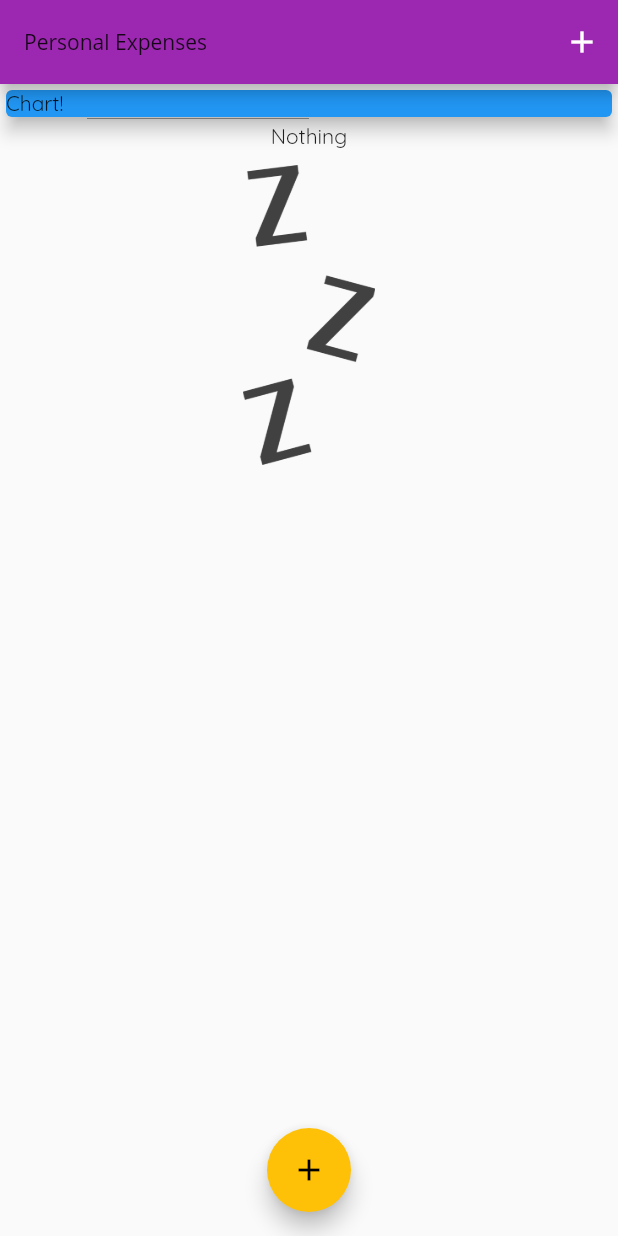
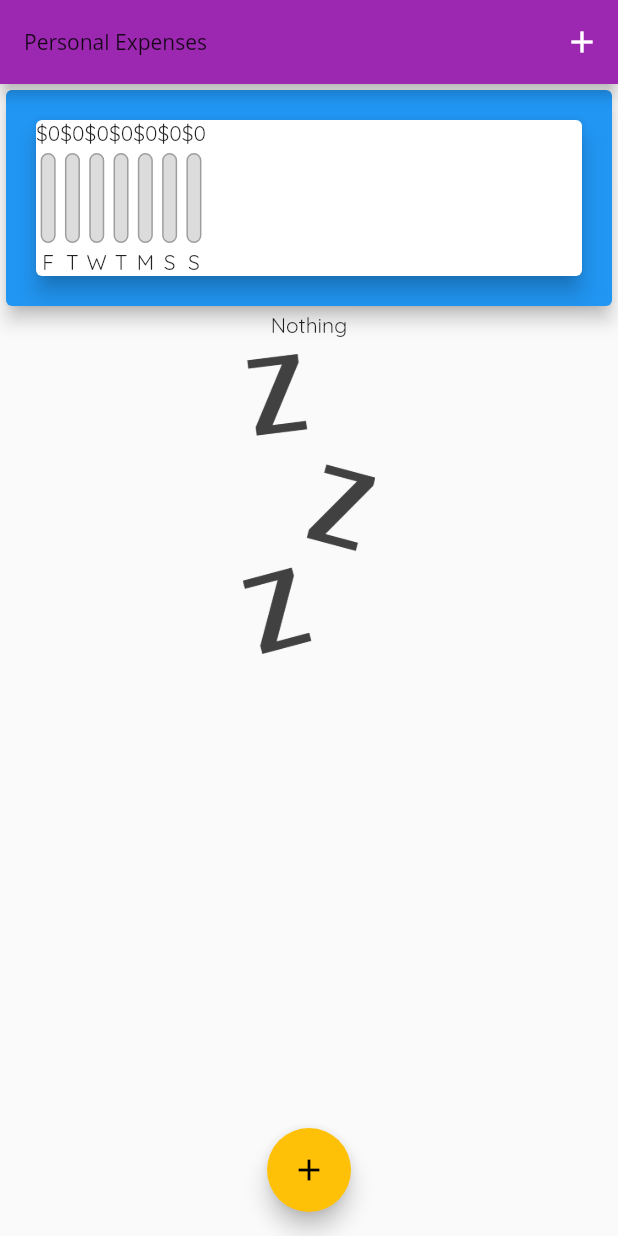
Before and after one commit to dksalsgus/flutter_planning, a Flutter app: the screen it shows after launch, on a phone screen of 412 x 824 dp. Run offline on Flutter 3.47's test engine with Material 2 defaults, Android fonts, the phone set to English and light mode, and no system bars; Roboto replaces fonts that are missing (Open Sans).

Commit message:
chartbar create

```diff
--- a/lib/main.dart
+++ b/lib/main.dart
@@ -1,4 +1,5 @@
 import 'package:flutter/material.dart';
+import 'package:flutter_planning/widgets/chart.dart';
 import 'package:flutter_planning/widgets/new_transaction.dart';
 import 'package:flutter_planning/widgets/transaction_list.dart';
 
@@ -36,6 +37,12 @@ class _MyHomePageState extends State<MyHomePage> {
     //     amount: 16.63,
     //     date: DateTime.now())
   ];
+
+  List<Transaction> get _recentTransactions {
+    return transactions.where((tx) {
+      return tx.date.isAfter(DateTime.now().subtract(Duration(days: 7)));
+    }).toList();
+  }
 
   void _addNewTransaction(String txTitle, double txAmount) {
     final newTx = Transaction(
@@ -86,7 +93,7 @@ class _MyHomePageState extends State<MyHomePage> {
               width: double.infinity,
               child: Card(
                 color: Colors.blue,
-                child: Text('Chart!'),
+                child: Chart(_recentTransactions),
                 elevation: 5, // 그림자 (고도) 설정
               ),
             ),
--- /dev/null
+++ b/lib/widgets/chart.dart
@@ -0,0 +1,54 @@
+import 'dart:isolate';
+
+import 'package:flutter/material.dart';
+import 'package:flutter_planning/models/transaction.dart';
+import 'package:flutter_planning/widgets/chart_bar.dart';
+import 'package:intl/intl.dart';
+
+class Chart extends StatelessWidget {
+  final List<Transaction> recentTransactions;
+
+  Chart(this.recentTransactions);
+  /**
+   * getter
+   */
+  List<Map<String, Object>> get groupedTransactionValues {
+    return List.generate(7, (index) {
+      final weekDay = DateTime.now().subtract(Duration(days: index));
+      double totalSum = 0.0;
+      for (var i = 0; i < recentTransactions.length; i++) {
+        if (recentTransactions[i].date.day == weekDay.day &&
+            recentTransactions[i].date.month == weekDay.month &&
+            recentTransactions[i].date.year == weekDay.year) {
+          totalSum += recentTransactions[i].amount;
+        }
+      }
+      return {
+        'day': DateFormat.E().format(weekDay).substring(0, 1),
+        'amount': totalSum.toStringAsFixed(2)
+      };
+    });
+  }
+
+  double get totalSpending {
+    return groupedTransactionValues.fold(0.0, (sum, item) {
+      return sum + (double.parse(item['amount'].toString()));
+    });
+  }
+
+  @override
+  Widget build(BuildContext context) {
+    return Card(
+      elevation: 6,
+      margin: EdgeInsets.all(20),
+      child: Row(
+        children: groupedTransactionValues.map((data) {
+          return ChartBar(
+              (data['day'] as String),
+              double.parse(data['amount'].toString()),
+              (double.parse(data['amount'].toString())) / totalSpending);
+        }).toList(),
+      ),
+    );
+  }
+}
--- /dev/null
+++ b/lib/widgets/chart_bar.dart
@@ -0,0 +1,45 @@
+import 'package:flutter/material.dart';
+
+class ChartBar extends StatelessWidget {
+  final String label;
+  final double spendingAmount;
+  final double spendingPctOfTotal;
+
+  ChartBar(this.label, this.spendingAmount, this.spendingPctOfTotal);
+  @override
+  Widget build(BuildContext context) {
+    return Column(
+      children: [
+        Text('\$${spendingAmount.toStringAsFixed(0)}'),
+        SizedBox(
+          height: 4,
+        ),
+        Container(
+            height: 60,
+            width: 10,
+            child: Stack(
+              children: [
+                Container(
+                  decoration: BoxDecoration(
+                      borderRadius: BorderRadius.circular(10),
+                      color: Color.fromRGBO(220, 220, 220, 1),
+                      border: Border.all(color: Colors.grey, width: 1.0)),
+                ),
+                FractionallySizedBox(
+                    heightFactor: spendingPctOfTotal,
+                    child: Container(
+                      decoration: BoxDecoration(
+                        color: Theme.of(context).primaryColor,
+                        borderRadius: BorderRadius.circular(10),
+                      ),
+                    ))
+              ],
+            )),
+        SizedBox(
+          height: 4,
+        ),
+        Text(label)
+      ],
+    );
+  }
+}
```
